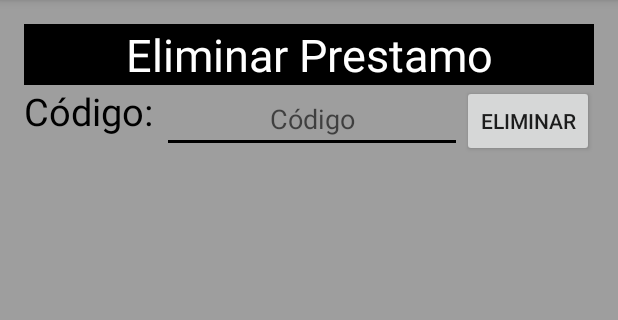
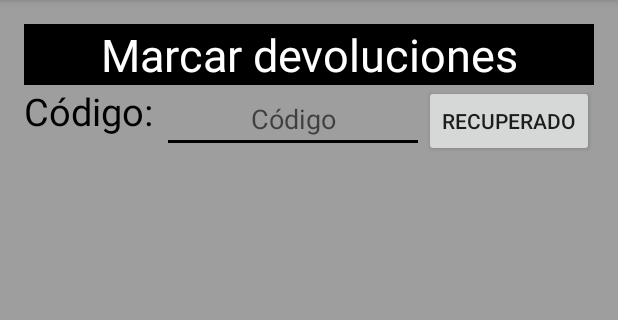
Before and after one commit to yairnavita/PrestamosTap, an Android app: the EliminarActivity screen opened directly, with no data from a screen before it, on a phone screen of 412 x 824 dp, the part 84-404 px from its top. Run offline under Robolectric (Android 15) with nearby library versions, the light colour scheme and no system bars.

Commit message:
más cambios

```diff
--- a/app/src/main/res/layout/eliminar.xml
+++ b/app/src/main/res/layout/eliminar.xml
@@ -18,7 +18,7 @@
         <TextView
             android:layout_width="match_parent"
             android:layout_height="match_parent"
-            android:text="Eliminar Prestamo"
+            android:text="Marcar devoluciones"
             android:textAlignment="center"
             android:textColor="#FFFFFF"
             android:background="#000000"
@@ -48,7 +48,7 @@
             <Button
                 android:layout_width="wrap_content"
                 android:layout_height="wrap_content"
-                android:text="Eliminar"
+                android:text="Recuperado"
                 android:onClick="eliminarboton"/>
         </LinearLayout>
         <ListView
```
